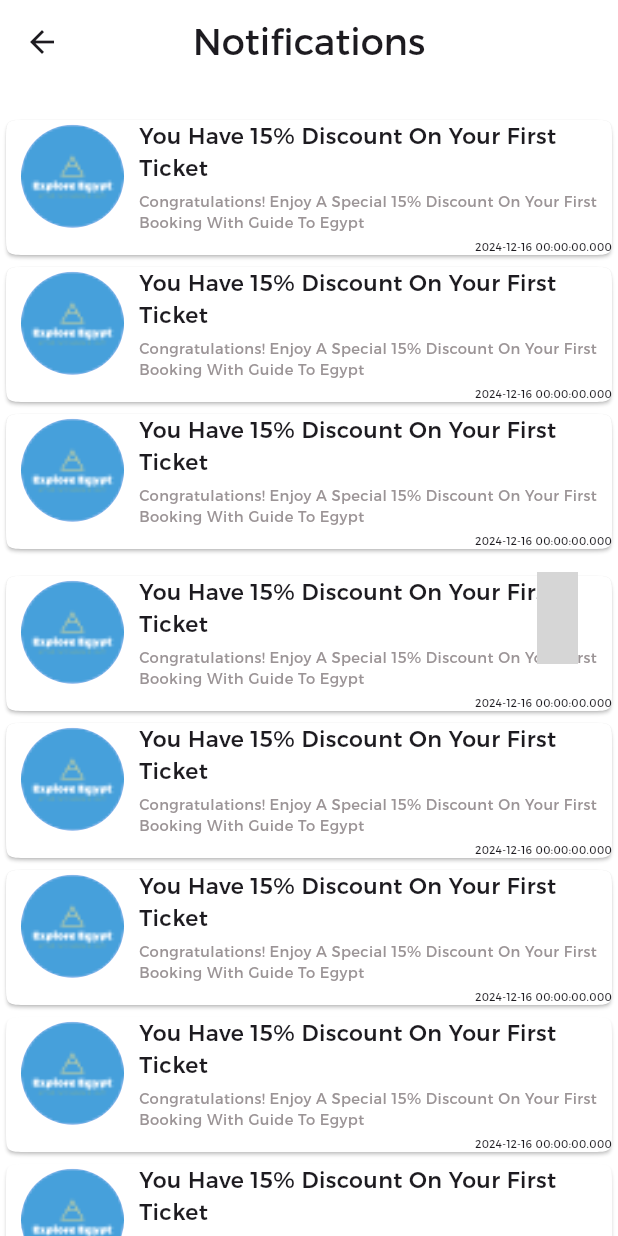
After one commit to ah0es/tourism_app, a Flutter app: the screen it shows after launch, after a tap on "My Notification", on a phone screen of 412 x 824 dp. The commit adds this screen. Run offline on Flutter 3.47's test engine with Material 3 defaults, Android fonts, the phone set to English and light mode, and no system bars; our stand-ins replace cached_network_image, device_preview, dio, easy_localization, expandable, flutter_bloc and 11 more; accounts and stored records are empty; grey boxes are pictures that could not be loaded.

Commit message:
addNotificationsFeature

```diff
--- /dev/null
+++ b/lib/core/component/custom_card_notification.dart
@@ -0,0 +1,77 @@
+import 'package:flutter/material.dart';
+import 'package:flutter_screenutil/flutter_screenutil.dart';
+
+class CustomCardNotification extends StatelessWidget {
+  final String image;
+  final String title;
+  final String description;
+  final DateTime dateTime;
+  final VoidCallback? onTap;
+
+  CustomCardNotification({
+    required this.image,
+    required this.title,
+    required this.description,
+    required this.dateTime,
+    this.onTap,
+  });
+  @override
+  Widget build(BuildContext context) {
+    return GestureDetector(
+      onTap: onTap,
+      child: Card(
+        child: Stack(children: [
+          Column(
+            children: [
+              Row(
+                children: [
+                  SizedBox(
+                    width: 10,
+                  ),
+                  CircleAvatar(
+                    radius: 30.w,
+                    backgroundImage: AssetImage(image),
+                  ),
+                  SizedBox(
+                    width: 10,
+                  ),
+                  Expanded(
+                    child: Column(
+                      children: [
+                        Text(
+                          title,
+                          style: TextStyle(
+                              fontSize: 15.sp, fontWeight: FontWeight.w500),
+                        ),
+                        SizedBox(
+                          height: 5,
+                        ),
+                        Text(
+                          description,
+                          style: TextStyle(
+                            fontSize: 10.sp,
+                            color: Color(0xff9B9496),
+                          ),
+                        ),
+                      ],
+                    ),
+                  )
+                ],
+              ),
+              SizedBox(
+                height: 5,
+              ),
+              Align(
+                alignment: Alignment.bottomRight,
+                child: Text(
+                  dateTime.toString(),
+                  style: TextStyle(fontSize: 7.sp),
+                ),
+              ),
+            ],
+          ),
+        ]),
+      ),
+    );
+  }
+}
--- a/lib/core/themes/colors.dart
+++ b/lib/core/themes/colors.dart
@@ -4,7 +4,7 @@ class AppColors {
   // Main Colors
   static Color primarycolor = const Color(0xff8D6E3D);
 
-  static const backgroundColor = Color(0xffFDFDFD);
+  static const backgroundColor = Colors.white;
   static const backgroundColorCard = Color(0xffFFFFFF);
   static const white = Colors.white;
   static Color red = Colors.red;
--- /dev/null
+++ b/lib/features/Profile/notifications/presentation/notifications_body.dart
@@ -0,0 +1,97 @@
+import 'package:flutter/material.dart';
+import 'package:flutter_screenutil/flutter_screenutil.dart';
+import 'package:tourism_app/core/component/custom_card_notification.dart';
+import 'package:tourism_app/core/themes/colors.dart';
+import 'package:tourism_app/core/utils/navigate.dart';
+
+class NotificationsBody extends StatelessWidget {
+  const NotificationsBody({super.key});
+
+  @override
+  Widget build(BuildContext context) {
+    return Scaffold(
+      backgroundColor: AppColors.backgroundColor,
+      appBar: AppBar(
+        title: Text(
+          'Notifications',
+          style: TextStyle(fontSize: 25.sp),
+        ),
+      ),
+      body: SingleChildScrollView(
+        child: Column(
+          children: [
+            SizedBox(
+              height: 20,
+            ),
+            CustomCardNotification(
+              image: 'assets/images/Ellipse 226.png',
+              title: 'You Have 15% Discount On Your First Ticket',
+              description:
+                  'Congratulations! Enjoy A Special 15% Discount On Your First Booking With Guide To Egypt',
+              dateTime: DateTime(2024, 12, 16),
+            ),
+            CustomCardNotification(
+              image: 'assets/images/Ellipse 226.png',
+              title: 'You Have 15% Discount On Your First Ticket',
+              description:
+                  'Congratulations! Enjoy A Special 15% Discount On Your First Booking With Guide To Egypt',
+              dateTime: DateTime(2024, 12, 16),
+            ),
+            CustomCardNotification(
+              image: 'assets/images/Ellipse 226.png',
+              title: 'You Have 15% Discount On Your First Ticket',
+              description:
+                  'Congratulations! Enjoy A Special 15% Discount On Your First Booking With Guide To Egypt',
+              dateTime: DateTime(2024, 12, 16),
+            ),
+            SizedBox(
+              height: 10,
+            ),
+            CustomCardNotification(
+              image: 'assets/images/Ellipse 226.png',
+              title: 'You Have 15% Discount On Your First Ticket',
+              description:
+                  'Congratulations! Enjoy A Special 15% Discount On Your First Booking With Guide To Egypt',
+              dateTime: DateTime(2024, 12, 16),
+            ),
+            CustomCardNotification(
+              image: 'assets/images/Ellipse 226.png',
+              title: 'You Have 15% Discount On Your First Ticket',
+              description:
+                  'Congratulations! Enjoy A Special 15% Discount On Your First Booking With Guide To Egypt',
+              dateTime: DateTime(2024, 12, 16),
+            ),
+            CustomCardNotification(
+              image: 'assets/images/Ellipse 226.png',
+              title: 'You Have 15% Discount On Your First Ticket',
+              description:
+                  'Congratulations! Enjoy A Special 15% Discount On Your First Booking With Guide To Egypt',
+              dateTime: DateTime(2024, 12, 16),
+            ),
+            CustomCardNotification(
+              image: 'assets/images/Ellipse 226.png',
+              title: 'You Have 15% Discount On Your First Ticket',
+              description:
+                  'Congratulations! Enjoy A Special 15% Discount On Your First Booking With Guide To Egypt',
+              dateTime: DateTime(2024, 12, 16),
+            ),
+            CustomCardNotification(
+              image: 'assets/images/Ellipse 226.png',
+              title: 'You Have 15% Discount On Your First Ticket',
+              description:
+                  'Congratulations! Enjoy A Special 15% Discount On Your First Booking With Guide To Egypt',
+              dateTime: DateTime(2024, 12, 16),
+            ),
+            CustomCardNotification(
+              image: 'assets/images/Ellipse 226.png',
+              title: 'You Have 15% Discount On Your First Ticket',
+              description:
+                  'Congratulations! Enjoy A Special 15% Discount On Your First Booking With Guide To Egypt',
+              dateTime: DateTime(2024, 12, 16),
+            ),
+          ],
+        ),
+      ),
+    );
+  }
+}
--- a/lib/features/Profile/presentation/widgets/profile_body.dart
+++ b/lib/features/Profile/presentation/widgets/profile_body.dart
@@ -8,6 +8,7 @@ import 'package:tourism_app/core/utils/responsive_text.dart';
 import 'package:tourism_app/features/Profile/Payment/presentation/payment_body.dart';
 import 'package:tourism_app/features/Profile/data/models/list_item_model.dart';
 import 'package:tourism_app/features/Profile/data/models/profile_model.dart';
+import 'package:tourism_app/features/Profile/notifications/presentation/notifications_body.dart';
 
 class ProfileBody extends StatelessWidget {
   const ProfileBody({super.key});
@@ -33,6 +34,13 @@ class ProfileBody extends StatelessWidget {
         // onTap: () {
 
         // },
+      ),
+      ListItemModel(
+        icon: Icons.notifications,
+        title: 'My Notification',
+        onTap: () {
+          context.navigateToPage(NotificationsBody());
+        },
       ),
       ListItemModel(
         icon: Icons.chat,
--- a/lib/features/onbording/presentation/onbordingbody.dart
+++ b/lib/features/onbording/presentation/onbordingbody.dart
@@ -36,7 +36,7 @@ class _OnBordingViewState extends State<OnBordingView> {
   ];
   Widget build(BuildContext context) {
     return Scaffold(
-      backgroundColor: Colors.white,
+      backgroundColor: AppColors.backgroundColor,
       body: Stack(
         children: [
           Expanded(
--- a/lib/features/splashScreen/view/presentation/splash_screen.dart
+++ b/lib/features/splashScreen/view/presentation/splash_screen.dart
@@ -7,6 +7,8 @@ import 'package:tourism_app/core/utils/app_images.dart';
 import 'package:tourism_app/core/utils/navigate.dart';
 import 'package:tourism_app/core/utils/responsive_text.dart';
 import 'package:tourism_app/features/Profile/Payment/presentation/payment_body.dart';
+import 'package:tourism_app/features/Profile/notifications/presentation/notifications_body.dart';
+import 'package:tourism_app/features/Profile/presentation/widgets/profile_body.dart';
 import 'package:tourism_app/features/onbording/presentation/onbordingbody.dart';
 
 class SplashScreen extends StatefulWidget {
@@ -33,7 +35,7 @@ class _SplashScreenState extends State<SplashScreen>
     timer = Timer(
       const Duration(seconds: 3),
       () {
-        context.navigateToPage(OnBordingView());
+        context.navigateToPage(ProfileBody());
         // if (onBoardingValue) {
         //   //   runAnimation = true;
         //   setState(() {});
```
Also changed, not shown: assets/images/Ellipse 226.png (added).
